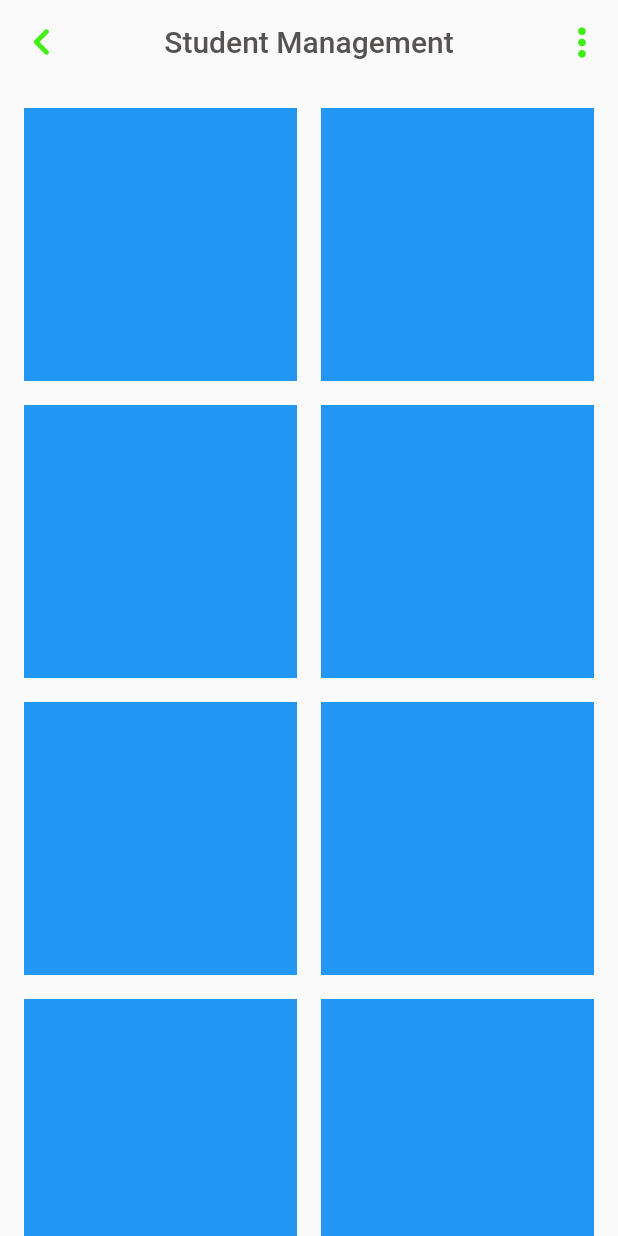
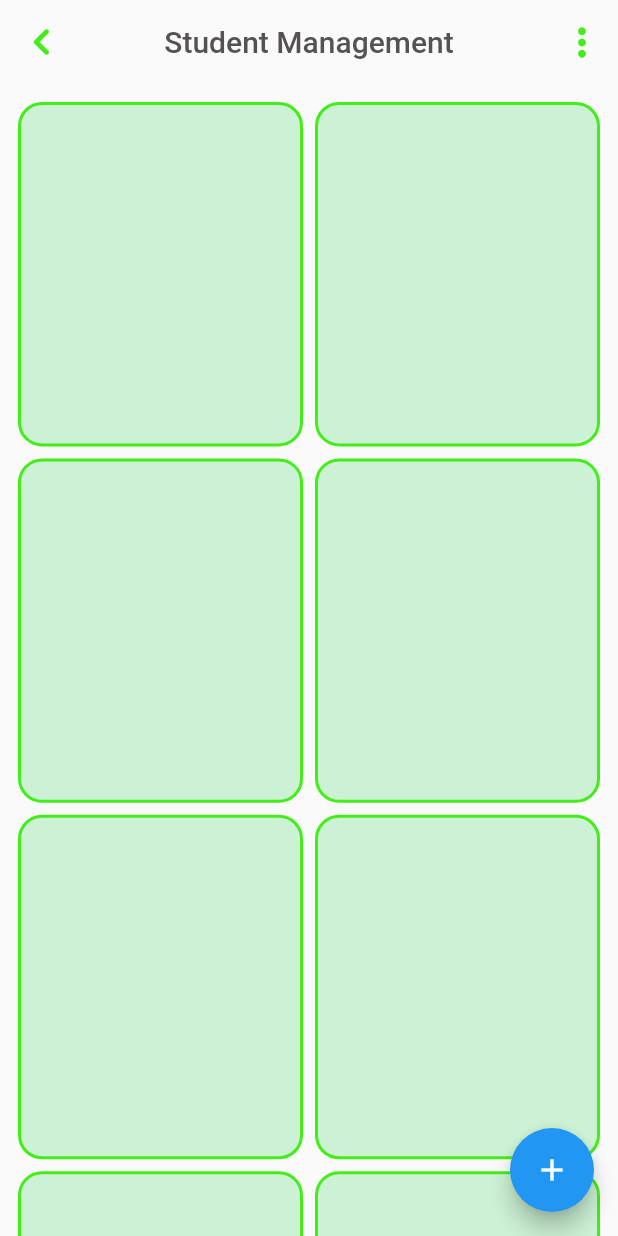
Before and after one commit to marufrobin/firebase_practice, a Flutter app: the screen it shows after launch, on a phone screen of 412 x 824 dp. Run offline on Flutter 3.47's test engine with Material 2 defaults, Android fonts, the phone set to English and light mode, and no system bars; our stand-ins replace cloud_firestore, firebase_core; accounts and stored records are empty.

Commit message:
profile list

```diff
--- a/lib/pages/dashboard.dart
+++ b/lib/pages/dashboard.dart
@@ -35,6 +35,7 @@ class _DashBoardState extends State<DashBoard> {
         ],
       ),
       body: GridView.count(
+          childAspectRatio: (1 / 1.2),
           crossAxisCount: 2,
           scrollDirection: Axis.vertical,
           physics: BouncingScrollPhysics(),
@@ -43,9 +44,14 @@ class _DashBoardState extends State<DashBoard> {
           children: List.generate(
               16,
               (index) => Container(
-                    margin: EdgeInsets.all(8),
-                    color: Colors.blue,
+                    decoration: BoxDecoration(
+                        border: Border.all(color: Color(0xff42ED18), width: 2),
+                        color: Color(0xffCCF1D4),
+                        borderRadius: BorderRadius.circular(16)),
+                    margin: EdgeInsets.all(4),
                   ))),
+      floatingActionButton:
+          FloatingActionButton(onPressed: () {}, child: Icon(Icons.add)),
     );
   }
 }
```
